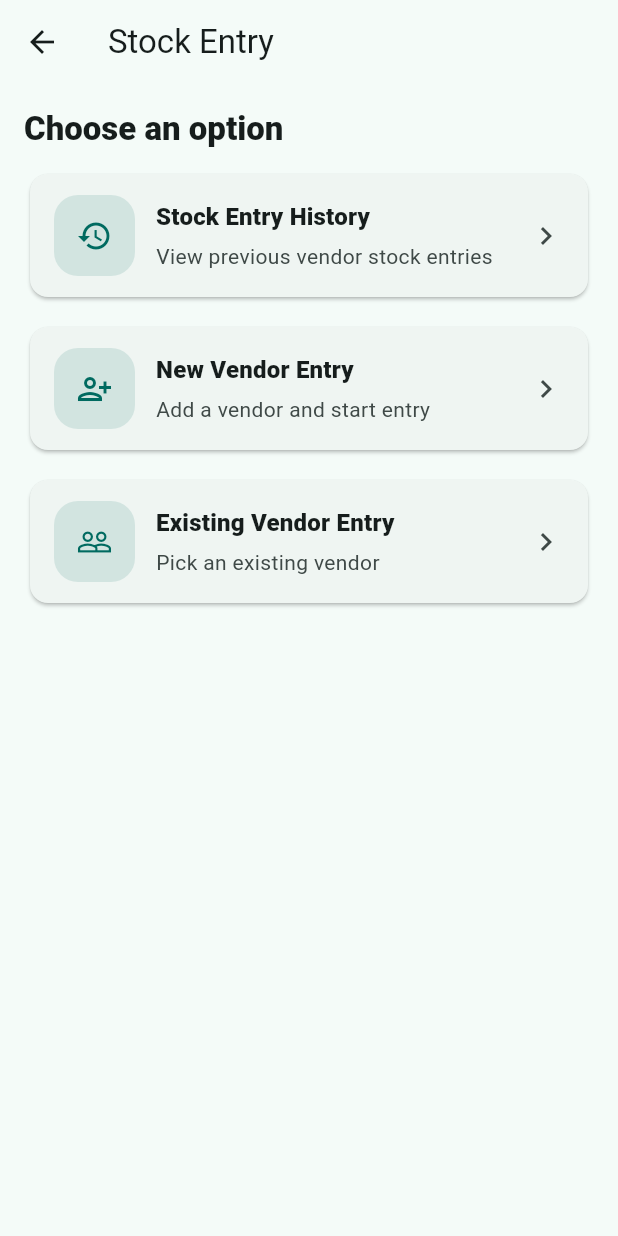
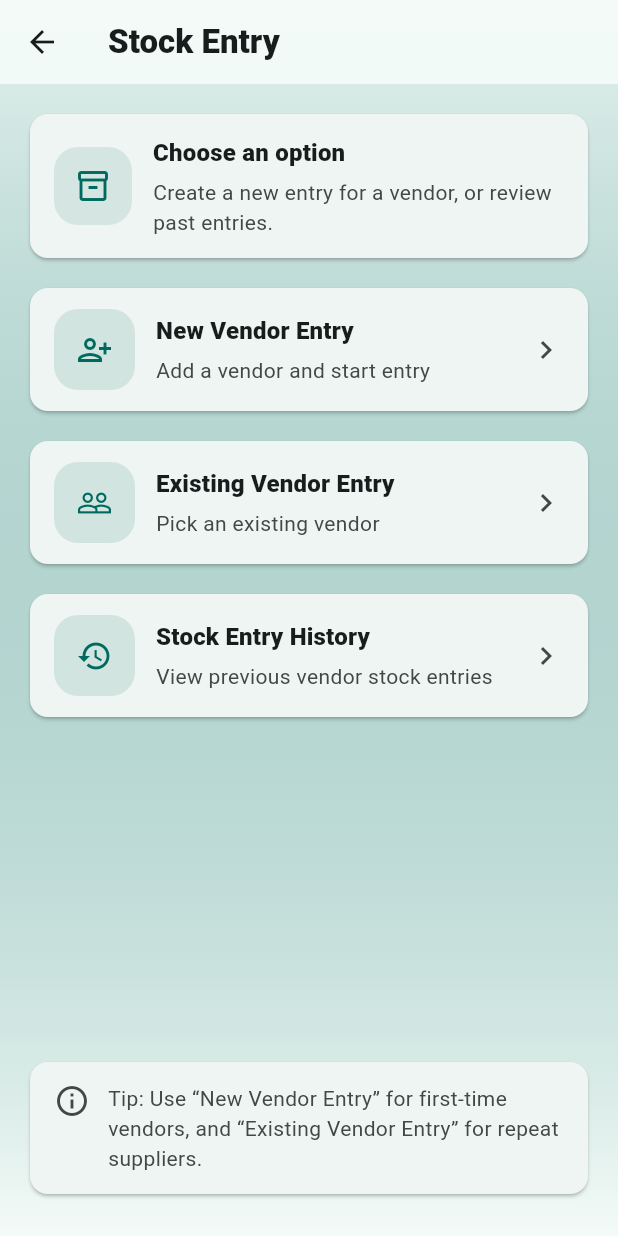
Before and after one commit to sahilkumarvaghasiya/sw_employee_fe, a Flutter app: the StockEntryMainScreen screen opened directly, on a phone screen of 412 x 824 dp. Run offline on Flutter 3.47's test engine with Material 3 defaults, Android fonts, the phone set to English and light mode, and no system bars; our stand-ins replace flutter_secure_storage; missing offline and left inert: mobile_scanner; accounts and stored records are empty.

Commit message:
feat: enhance Stock Entry screen with improved layout and navigation options

```diff
--- a/lib/features/stock_entry/screens/stock_entry_main_screen.dart
+++ b/lib/features/stock_entry/screens/stock_entry_main_screen.dart
@@ -19,49 +19,182 @@ class StockEntryMainScreen extends StatelessWidget {
   @override
   Widget build(BuildContext context) {
     final theme = Theme.of(context);
+    final colorScheme = theme.colorScheme;
 
     return Scaffold(
-      appBar: AppBar(title: const Text('Stock Entry')),
-      body: ListView(
-        padding: const EdgeInsets.fromLTRB(16, 16, 16, 24),
-        children: [
-          Text(
-            'Choose an option',
-            style: theme.textTheme.titleLarge?.copyWith(
-              fontWeight: FontWeight.w800,
+      body: DecoratedBox(
+        decoration: BoxDecoration(
+          gradient: LinearGradient(
+            begin: Alignment.topCenter,
+            end: Alignment.bottomCenter,
+            colors: [
+              colorScheme.primary.withOpacity(0.06),
+              colorScheme.surface,
+            ],
           ),
         ),
+        child: CustomScrollView(
+          slivers: [
+            SliverAppBar(
+              pinned: true,
+              elevation: 0,
+              scrolledUnderElevation: 1,
+              backgroundColor: colorScheme.surface.withOpacity(0.92),
+              title: const Text(
+                'Stock Entry',
+                style: TextStyle(fontWeight: FontWeight.w800),
+              ),
+            ),
+            SliverFillRemaining(
+              hasScrollBody: false,
+              child: Padding(
+                padding: const EdgeInsets.fromLTRB(16, 16, 16, 24),
+                child: Column(
+                  crossAxisAlignment: CrossAxisAlignment.stretch,
+                  children: [
+                    _HeaderCard(
+                      title: 'Choose an option',
+                      subtitle:
+                          'Create a new entry for a vendor, or review past entries.',
+                      icon: Icons.inventory_2_outlined,
+                    ),
                     const SizedBox(height: 12),
-
+                    _OptionCard(
+                      title: 'New Vendor Entry',
+                      subtitle: 'Add a vendor and start entry',
+                      icon: Icons.person_add_alt_1_outlined,
+                      onTap: () {
+                        Navigator.of(
+                          context,
+                        ).push(NewVendorEntryScreen.route());
+                      },
+                    ),
+                    const SizedBox(height: 12),
+                    _OptionCard(
+                      title: 'Existing Vendor Entry',
+                      subtitle: 'Pick an existing vendor',
+                      icon: Icons.people_outline,
+                      onTap: () {
+                        Navigator.of(
+                          context,
+                        ).push(ExistingVendorEntryScreen.route());
+                      },
+                    ),
+                    const SizedBox(height: 12),
                     _OptionCard(
                       title: 'Stock Entry History',
                       subtitle: 'View previous vendor stock entries',
                       icon: Icons.history,
                       onTap: () {
-              Navigator.of(context).push(StockEntryHistoryScreen.route());
+                        Navigator.of(
+                          context,
+                        ).push(StockEntryHistoryScreen.route());
                       },
                     ),
-          const SizedBox(height: 12),
-
-          _OptionCard(
-            title: 'New Vendor Entry',
-            subtitle: 'Add a vendor and start entry',
-            icon: Icons.person_add_alt_1_outlined,
-            onTap: () {
-              Navigator.of(context).push(NewVendorEntryScreen.route());
-            },
-          ),
-          const SizedBox(height: 12),
-
-          _OptionCard(
-            title: 'Existing Vendor Entry',
-            subtitle: 'Pick an existing vendor',
-            icon: Icons.people_outline,
-            onTap: () {
-              Navigator.of(context).push(ExistingVendorEntryScreen.route());
-            },
+                    const Spacer(),
+                    _InfoFooterCard(
+                      text:
+                          'Tip: Use “New Vendor Entry” for first-time vendors, and “Existing Vendor Entry” for repeat suppliers.',
                     ),
                   ],
+                ),
+              ),
+            ),
+          ],
+        ),
+      ),
+    );
+  }
+}
+
+class _HeaderCard extends StatelessWidget {
+  const _HeaderCard({
+    required this.title,
+    required this.subtitle,
+    required this.icon,
+  });
+
+  final String title;
+  final String subtitle;
+  final IconData icon;
+
+  @override
+  Widget build(BuildContext context) {
+    final theme = Theme.of(context);
+    final colorScheme = theme.colorScheme;
+
+    return Card(
+      clipBehavior: Clip.antiAlias,
+      child: Padding(
+        padding: const EdgeInsets.fromLTRB(16, 14, 16, 14),
+        child: Row(
+          children: [
+            Container(
+              height: 52,
+              width: 52,
+              decoration: BoxDecoration(
+                color: colorScheme.primary.withAlpha(28),
+                borderRadius: BorderRadius.circular(16),
+              ),
+              child: Icon(icon, color: colorScheme.primary),
+            ),
+            const SizedBox(width: 14),
+            Expanded(
+              child: Column(
+                crossAxisAlignment: CrossAxisAlignment.start,
+                children: [
+                  Text(
+                    title,
+                    style: theme.textTheme.titleMedium?.copyWith(
+                      fontWeight: FontWeight.w900,
+                    ),
+                  ),
+                  const SizedBox(height: 4),
+                  Text(
+                    subtitle,
+                    style: theme.textTheme.bodyMedium?.copyWith(
+                      color: colorScheme.onSurfaceVariant,
+                    ),
+                  ),
+                ],
+              ),
+            ),
+          ],
+        ),
+      ),
+    );
+  }
+}
+
+class _InfoFooterCard extends StatelessWidget {
+  const _InfoFooterCard({required this.text});
+
+  final String text;
+
+  @override
+  Widget build(BuildContext context) {
+    final theme = Theme.of(context);
+    final colorScheme = theme.colorScheme;
+
+    return Card(
+      clipBehavior: Clip.antiAlias,
+      child: Padding(
+        padding: const EdgeInsets.fromLTRB(16, 14, 16, 14),
+        child: Row(
+          crossAxisAlignment: CrossAxisAlignment.start,
+          children: [
+            Icon(Icons.info_outline, color: colorScheme.onSurfaceVariant),
+            const SizedBox(width: 12),
+            Expanded(
+              child: Text(
+                text,
+                style: theme.textTheme.bodyMedium?.copyWith(
+                  color: colorScheme.onSurfaceVariant,
+                ),
+              ),
+            ),
+          ],
+        ),
       ),
     );
   }
```
Lines whose indentation alone changed are shown as unchanged.
